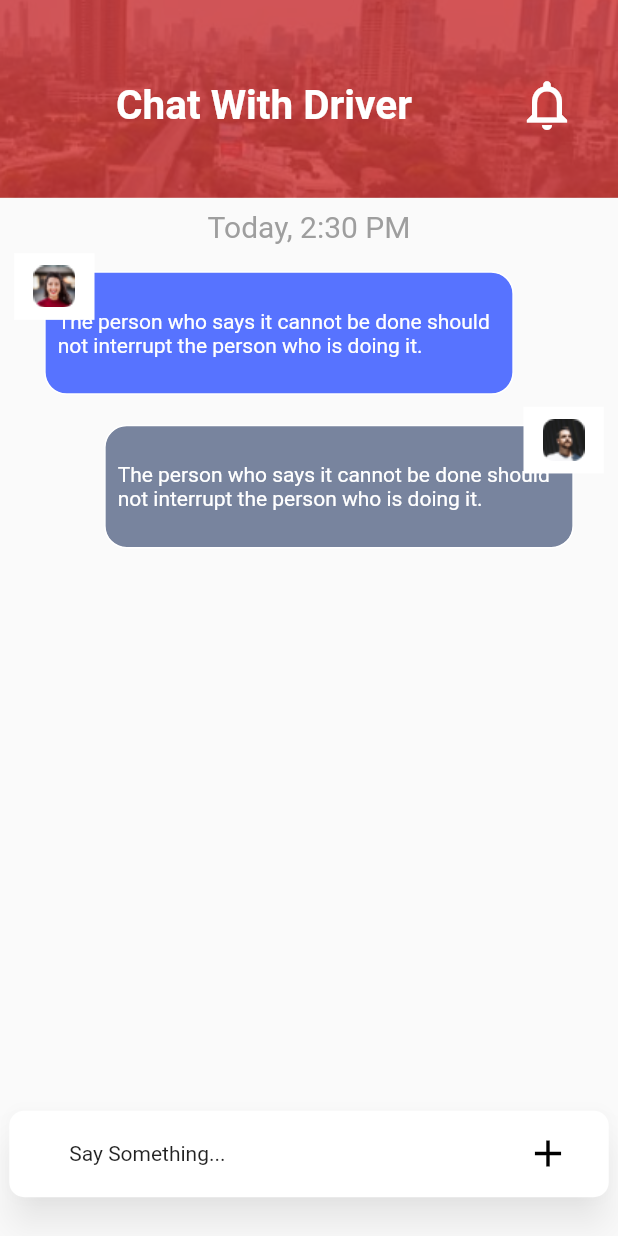
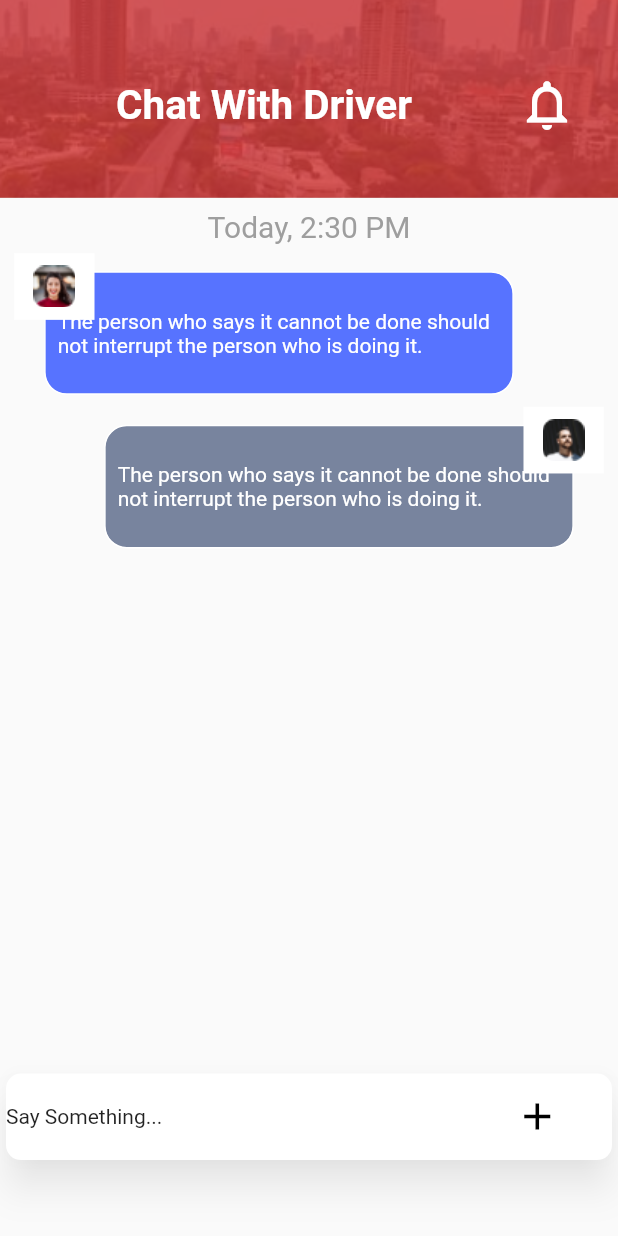
Before and after one commit to vidya-hub/Uber-Clone, a Flutter app: the ChatScreen screen opened directly, on a phone screen of 412 x 824 dp. Run offline on Flutter 3.47's test engine with Material 2 defaults, Android fonts, the phone set to English and light mode, and no system bars; our stand-ins replace geolocator, google_maps_flutter.

Commit message:
final commit

```diff
--- a/lib/screens/chatscreen.dart
+++ b/lib/screens/chatscreen.dart
@@ -186,13 +186,13 @@ class _ChatScreenState extends State<ChatScreen> {
                       child: Image.asset("images/boy.png"),
                     ),
                   ),
-                )
+                ),
               ],
             ),
           ),
           Padding(
             padding:
-                EdgeInsets.only(top: MediaQuery.of(context).size.height * 0.45),
+                EdgeInsets.only(top: MediaQuery.of(context).size.height * 0.42),
             child: Align(
               alignment: Alignment.bottomCenter,
               child: Card(
@@ -204,7 +204,7 @@ class _ChatScreenState extends State<ChatScreen> {
                 child: Container(
                   // color: Colors.cyan,
                   height: MediaQuery.of(context).size.height * 0.07,
-                  width: MediaQuery.of(context).size.width * 0.97,
+                  width: MediaQuery.of(context).size.width,
                   child: Stack(
                     overflow: Overflow.clip,
                     alignment: Alignment.centerRight,
@@ -212,14 +212,13 @@ class _ChatScreenState extends State<ChatScreen> {
                       Row(
                         // mainAxisAlignment: MainAxisAlignment.,
                         children: <Widget>[
-                          Padding(
-                            padding: const EdgeInsets.only(left: 40),
-                            child: Text(
+                          Text(
                             "Say Something...",
+                            textAlign: TextAlign.center,
                             // style: TextStyle(fontWeight: FontWeight.bold),
                           ),
-                          ),
-                          GestureDetector(
+                          Expanded(
+                                                      child: GestureDetector(
                               onTap: () {},
                               child: Padding(
                                 padding: const EdgeInsets.only(left: 200),
@@ -227,6 +226,7 @@ class _ChatScreenState extends State<ChatScreen> {
                                   Icons.add,
                                   size: 30,
                                   color: Colors.black,
+                                ),
                               ),
                             ),
                           ),
```
Lines whose indentation alone changed are shown as unchanged.
